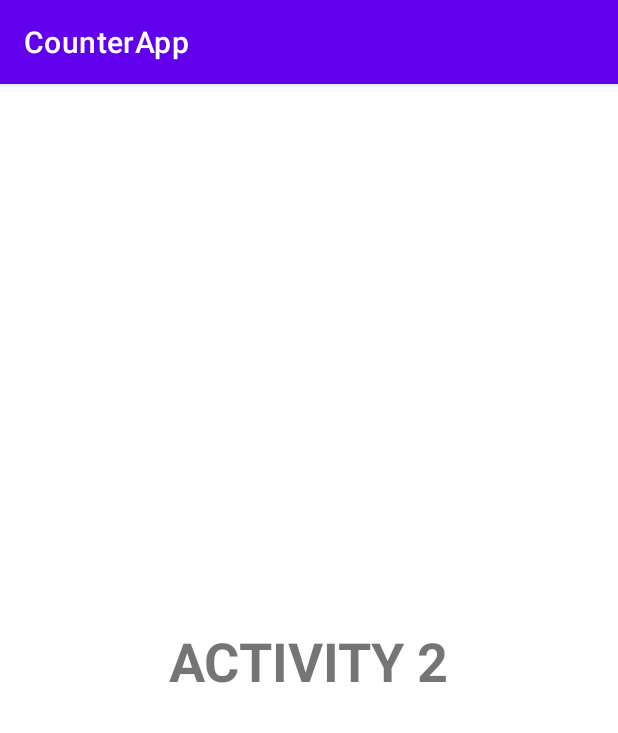
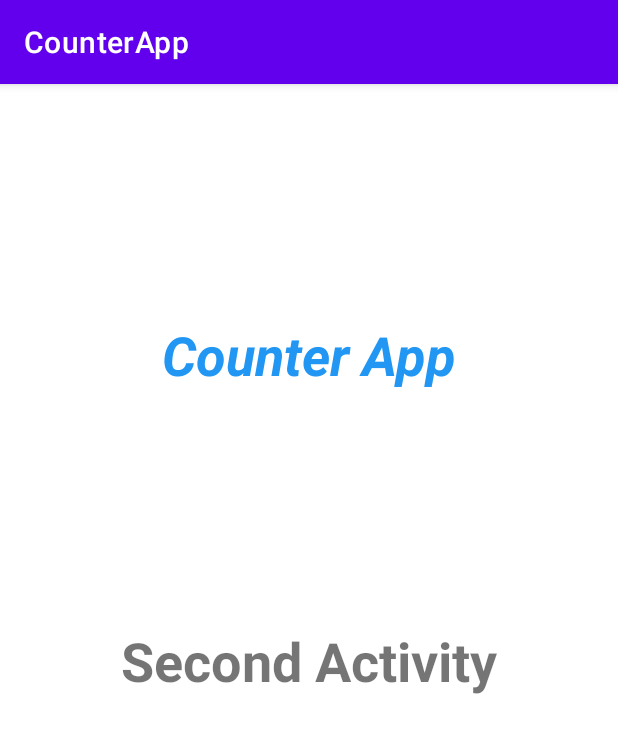
Before and after one commit to xamimran/Mobile_Computing_Progress, an Android app: the MainActivity2 screen opened directly, with no data from a screen before it, on a phone screen of 412 x 824 dp. Shown: the top 733 px of the screen. Run offline under Robolectric (Android 15) with nearby library versions, the phone set to English and light mode, and no system bars.

Commit message:
Setting Up Other Activity

```diff
--- a/Counter/app/src/main/res/layout/activity_main2.xml
+++ b/Counter/app/src/main/res/layout/activity_main2.xml
@@ -10,11 +10,24 @@
         android:id="@+id/textView3"
         android:layout_width="wrap_content"
         android:layout_height="wrap_content"
-        android:text="ACTIVITY 2"
+        android:text="Second Activity"
         android:textSize="36sp"
         android:textStyle="bold"
         app:layout_constraintBottom_toBottomOf="parent"
         app:layout_constraintEnd_toEndOf="parent"
         app:layout_constraintStart_toStartOf="parent"
         app:layout_constraintTop_toTopOf="parent" />
+
+    <TextView
+        android:id="@+id/textView2"
+        android:layout_width="wrap_content"
+        android:layout_height="wrap_content"
+        android:text="Counter App"
+        android:textColor="#2196F3"
+        android:textSize="36sp"
+        android:textStyle="bold|italic"
+        app:layout_constraintBottom_toTopOf="@+id/textView3"
+        app:layout_constraintEnd_toEndOf="parent"
+        app:layout_constraintStart_toStartOf="parent"
+        app:layout_constraintTop_toTopOf="parent" />
 </androidx.constraintlayout.widget.ConstraintLayout>
```
